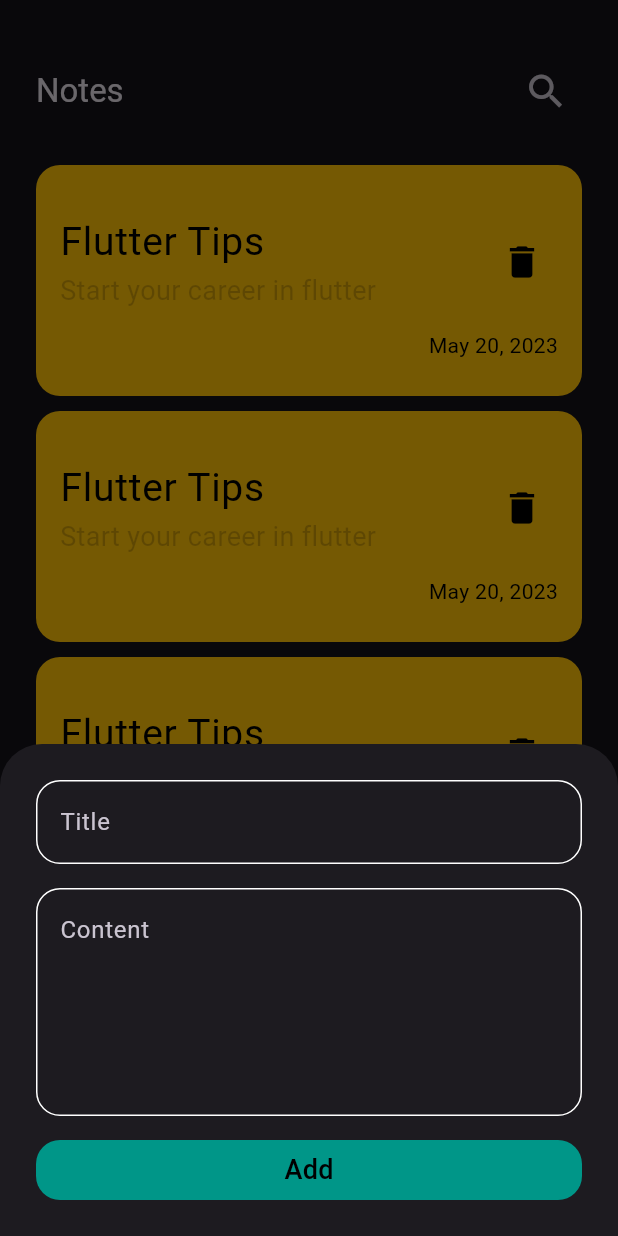
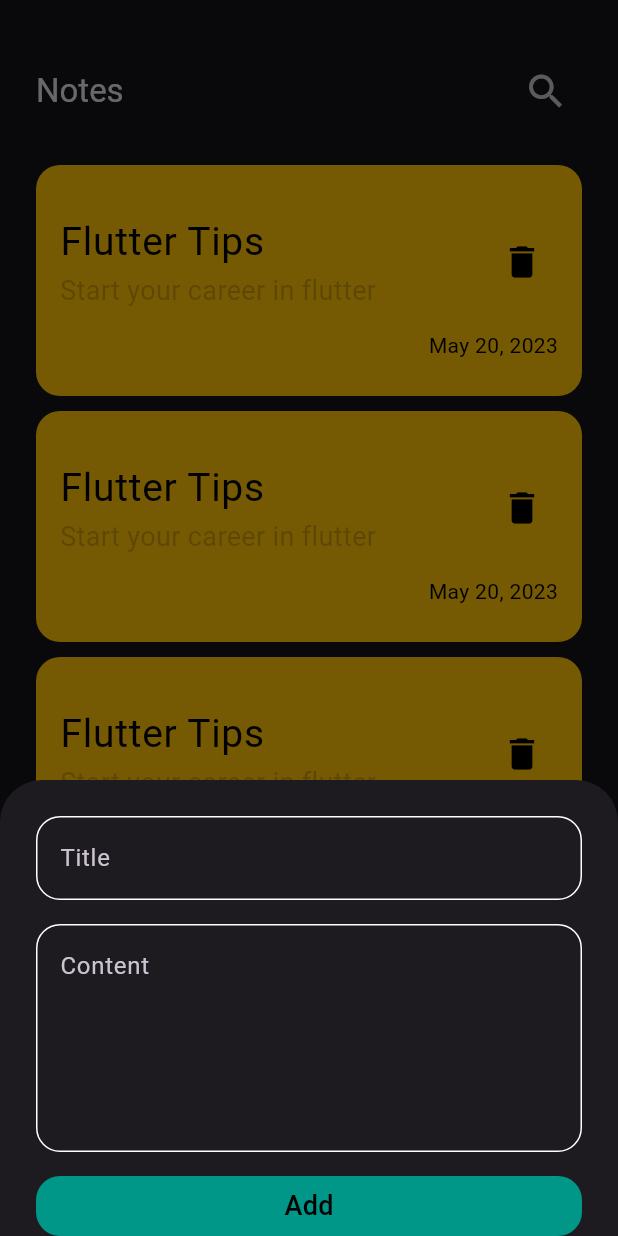
Before and after one commit to karimkhater0/Notes-App, a Flutter app: the screen it shows after launch, after a tap on the "add" icon, on a phone screen of 412 x 824 dp. Run offline on Flutter 3.47's test engine with Material 3 defaults, Android fonts, the phone set to English and light mode, and no system bars; drawn by our look-alikes of modal_progress_hud_nsn; our stand-ins replace bloc, flutter_bloc, hive, hive_flutter; accounts and stored records are empty.

Commit message:
Fix: Fixed UI Issues related to add note bottom sheet.

```diff
--- a/lib/cubits/add_note_cubit/add_note_cubit.dart
+++ b/lib/cubits/add_note_cubit/add_note_cubit.dart
@@ -12,6 +12,7 @@
 
   void addNote(NoteModel note) async{
     emit(AddNoteLoading());
+    await Future.delayed(const Duration(seconds: 2));
     try{
       var notesBox = Hive.box<NoteModel>(kNotesBox);
       await notesBox.add(note);
--- a/lib/views/widgets/add_note_bottom_sheet_widget.dart
+++ b/lib/views/widgets/add_note_bottom_sheet_widget.dart
@@ -1,6 +1,5 @@
 import 'package:flutter/material.dart';
 import 'package:flutter_bloc/flutter_bloc.dart';
-import 'package:modal_progress_hud_nsn/modal_progress_hud_nsn.dart';
 
 import '../../cubits/add_note_cubit/add_note_cubit.dart';
 import 'add_note_form.dart';
@@ -14,8 +13,6 @@
   Widget build(BuildContext context) {
     return BlocProvider(
       create: (context) => AddNoteCubit(),
-      child: Padding(
-        padding: const EdgeInsets.all(24),
       child: BlocConsumer<AddNoteCubit, AddNoteState>(
         listener: (context, state) {
           if (state is AddNoteFailure) {
@@ -26,15 +23,20 @@
           }
         },
         builder: (context, state) {
-            return ModalProgressHUD(
-              inAsyncCall: state is AddNoteLoading,
+          return AbsorbPointer(
+            absorbing: state is AddNoteLoading,
+            child: Padding(
+              padding: EdgeInsets.only(
+                top: 24.0, left: 24, right: 24,
+                bottom: MediaQuery.of(context).viewInsets.bottom,
+              ),
               child: SingleChildScrollView(
                 child: AddNoteForm(),
+              ),
             ),
           );
         },
       ),
-      ),
     );
   }
 }
--- a/lib/views/widgets/add_note_button.dart
+++ b/lib/views/widgets/add_note_button.dart
@@ -17,6 +17,7 @@
       onPressed: () =>
           showModalBottomSheet(
             context: context,
+            isScrollControlled: true,
             builder: (context) => AddNoteBottomSheetWidget(),
           ),
     );
--- a/lib/views/widgets/add_note_form.dart
+++ b/lib/views/widgets/add_note_form.dart
@@ -30,14 +30,17 @@
         spacing: 16,
         children: [
 
-          CustomTextField(hint: "Title", onSaved: (value)=> title = value,),
-          CustomTextField(hint: "Content", maxLines: 5, onSaved: (value)=> content = value),
+          CustomTextField(hint: "Title", onSaved: (value) => title = value,),
+          CustomTextField(hint: "Content", maxLines: 5, onSaved: (value) => content = value),
 
 
-          CustomButton(
+          BlocBuilder<AddNoteCubit, AddNoteState>(
+            builder: (context, state) {
+              return CustomButton(
                 label: "Add",
-            onPressed: (){
-              if(formKey.currentState!.validate()){
+                isLoading: state is AddNoteLoading,
+                onPressed: () {
+                  if (formKey.currentState!.validate()) {
                     formKey.currentState!.save();
                     context.read<AddNoteCubit>().addNote(
                       NoteModel(
@@ -47,10 +50,12 @@
                         color: Colors.blue.toARGB32(),
                       ),
                     );
-              } else{
+                  } else {
                     autoValidateMode = AutovalidateMode.onUserInteraction;
                     setState(() {});
                   }
+                },
+              );
             },
           ),
         ],
--- a/lib/views/widgets/custom_button.dart
+++ b/lib/views/widgets/custom_button.dart
@@ -2,20 +2,23 @@
 import 'package:notes_app_project/constants.dart';
 
 class CustomButton extends StatelessWidget {
-  const CustomButton({super.key, required this.label, required this.onPressed});
+  const CustomButton({super.key, required this.label, required this.onPressed, this.isLoading = false});
 
   final String label;
+  final bool isLoading;
   final void Function() onPressed;
   @override
   Widget build(BuildContext context) {
-    return InkWell(
+    return isLoading
+        ? const CircularProgressIndicator()
+        : InkWell(
       onTap: onPressed,
       child: Container(
         width: double.infinity,
         height: 40,
         decoration: const BoxDecoration(
-          color: kPrimaryColor,
-          borderRadius: BorderRadius.all(Radius.circular(16))
+            color: kPrimaryColor,
+            borderRadius: BorderRadius.all(Radius.circular(16))
         ),
         child: Center(
           child: Text(
@@ -26,5 +29,6 @@
 
       ),
     );
+
   }
 }
```
Also changed, not shown: lib/cubits/notes_cubit/notes_cubit.dart (added, +9 -0 lines), lib/cubits/notes_cubit/notes_state.dart (added, +17 -0 lines). Lines whose indentation alone changed are shown as unchanged.
